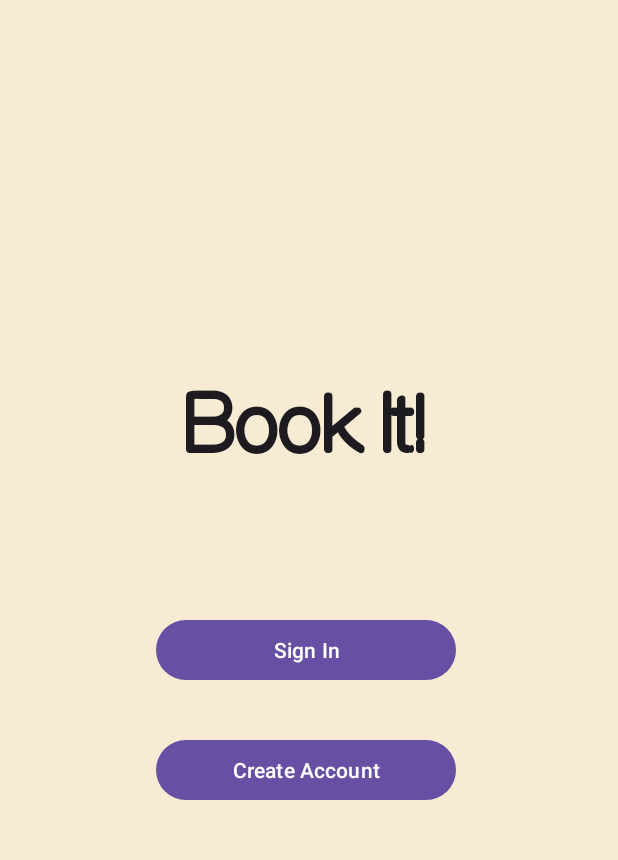
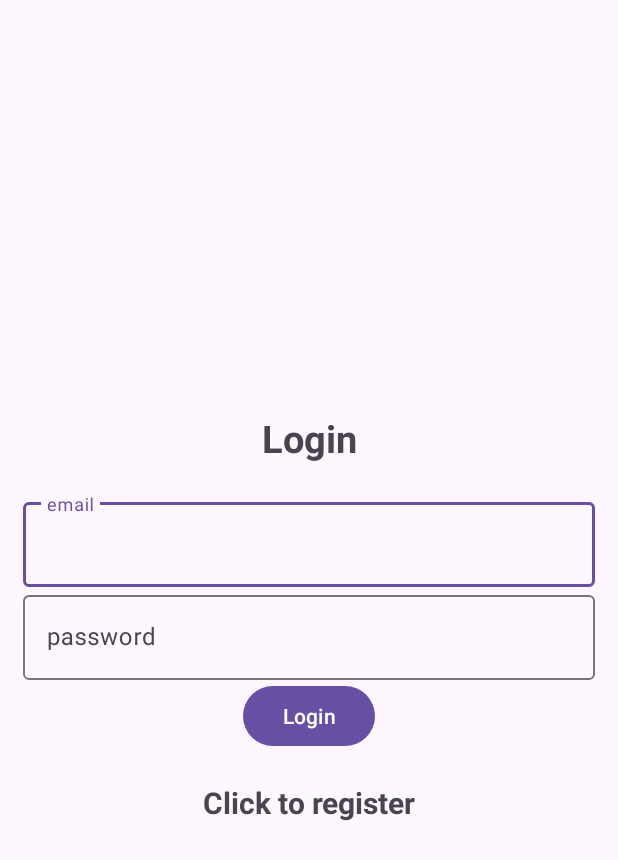
Before and after one commit to sp0603/Book-It, an Android app: the screen it shows after launch (MainActivity before the commit, Login after it), on a phone screen of 412 x 824 dp. Shown: the top 860 px of the screen. Run offline under Robolectric (Android 15) with nearby library versions, the phone set to English and light mode, and no system bars; our stand-ins replace Firebase (no records; nobody signed in at launch, a user with empty details on screens opened directly).

Commit message:
Log In and Sign Up

```diff
--- a/app/build.gradle.kts
+++ b/app/build.gradle.kts
@@ -1,5 +1,6 @@
 plugins {
     id("com.android.application")
+    id("com.google.gms.google-services")
 }
 
 android {
@@ -36,6 +37,7 @@ dependencies {
     implementation("androidx.appcompat:appcompat:1.6.1")
     implementation("com.google.android.material:material:1.8.0")
     implementation("androidx.constraintlayout:constraintlayout:2.1.4")
+    implementation("com.google.firebase:firebase-auth:22.2.0")
     testImplementation("junit:junit:4.13.2")
     androidTestImplementation("androidx.test.ext:junit:1.1.5")
     androidTestImplementation("androidx.test.espresso:espresso-core:3.5.1")
--- /dev/null
+++ b/app/src/main/java/com/example/scheduling/Login.java
@@ -0,0 +1,95 @@
+package com.example.scheduling;
+
+import androidx.annotation.NonNull;
+import androidx.appcompat.app.AppCompatActivity;
+
+import android.content.Intent;
+import android.os.Bundle;
+import android.text.TextUtils;
+import android.view.View;
+import android.widget.Button;
+import android.widget.ProgressBar;
+import android.widget.TextView;
+import android.widget.Toast;
+
+import com.google.android.gms.tasks.OnCompleteListener;
+import com.google.android.gms.tasks.Task;
+import com.google.android.material.textfield.TextInputEditText;
+import com.google.firebase.auth.AuthResult;
+import com.google.firebase.auth.FirebaseAuth;
+import com.google.firebase.auth.FirebaseUser;
+
+public class Login extends AppCompatActivity {
+    TextInputEditText editTextEmail, editTextPassword;
+    Button buttonLogin;
+    FirebaseAuth mAuth;
+    ProgressBar progressBar;
+    TextView textView;
+
+    @Override
+    public void onStart() {
+        super.onStart();
+        FirebaseUser currentUser = mAuth.getCurrentUser();
+        if(currentUser != null){
+            Intent intent = new Intent(getApplicationContext(), MainActivity.class);
+            startActivity(intent);
+            finish();
+        }
+    }
+    @Override
+    protected void onCreate(Bundle savedInstanceState) {
+        super.onCreate(savedInstanceState);
+        setContentView(R.layout.activity_login);
+
+        mAuth = FirebaseAuth.getInstance();
+        editTextEmail = findViewById(R.id.email);
+        editTextPassword = findViewById(R.id.password);
+        buttonLogin = findViewById(R.id.btn_login);
+        progressBar = findViewById(R.id.progressBar);
+        textView = findViewById(R.id.registerNow);
+        textView.setOnClickListener(new View.OnClickListener() {
+            @Override
+            public void onClick(View view){
+                Intent intent = new Intent(getApplicationContext(), Register.class);
+                startActivity(intent);
+                finish();
+            }
+        });
+
+        buttonLogin.setOnClickListener(new View.OnClickListener(){
+            @Override
+            public void onClick(View view){
+                progressBar.setVisibility(View.VISIBLE);
+                String email, password;
+                email = String.valueOf(editTextEmail.getText());
+                password = String.valueOf(editTextPassword.getText());
+
+                if (TextUtils.isEmpty(email)){
+                    Toast.makeText(Login.this, "Enter email", Toast.LENGTH_SHORT).show();
+                }
+
+                if(TextUtils.isEmpty(password)){
+                    Toast.makeText(Login.this, "Enter password", Toast.LENGTH_SHORT).show();
+                    return;
+                }
+
+                mAuth.signInWithEmailAndPassword(email, password)
+                        .addOnCompleteListener(new OnCompleteListener<AuthResult>() {
+                            @Override
+                            public void onComplete(@NonNull Task<AuthResult> task) {
+                                progressBar.setVisibility(View.GONE);
+                                if (task.isSuccessful()) {
+                                    Toast.makeText(getApplicationContext(), "Login Successful", Toast.LENGTH_SHORT).show();
+                                    Intent intent = new Intent(getApplicationContext(), MainActivity.class);
+                                    startActivity(intent);
+                                    finish();
+                                } else {
+                                    Toast.makeText(Login.this, "Authentication failed.",
+                                            Toast.LENGTH_SHORT).show();
+                                }
+                            }
+                        });
+            }
+        });
+    }
+}
--- /dev/null
+++ b/app/src/main/res/layout/activity_login.xml
@@ -0,0 +1,65 @@
+<?xml version="1.0" encoding="utf-8"?>
+<LinearLayout xmlns:android="http://schemas.android.com/apk/res/android"
+    xmlns:app="http://schemas.android.com/apk/res-auto"
+    xmlns:tools="http://schemas.android.com/tools"
+    android:layout_width="match_parent"
+    android:orientation="vertical"
+    android:gravity="center"
+    android:layout_height="match_parent"
+    android:padding="15dp"
+    tools:context=".Login">
+
+    <TextView
+        android:text="@string/login"
+        android:textSize="25sp"
+        android:textStyle="bold"
+        android:gravity="center"
+        android:layout_marginBottom="20dp"
+        android:layout_width="match_parent"
+        android:layout_height="wrap_content" />
+
+    <com.google.android.material.textfield.TextInputLayout
+        android:layout_width="match_parent"
+        android:layout_height="wrap_content">
+
+        <com.google.android.material.textfield.TextInputEditText
+            android:id="@+id/email"
+            android:hint="@string/email"
+            android:layout_width="match_parent"
+            android:layout_height="wrap_content" />
+    </com.google.android.material.textfield.TextInputLayout>
+
+    <com.google.android.material.textfield.TextInputLayout
+        android:layout_width="match_parent"
+        android:layout_height="wrap_content">
+
+        <com.google.android.material.textfield.TextInputEditText
+            android:id="@+id/password"
+            android:hint= "@string/password"
+            android:layout_width="match_parent"
+            android:layout_height="wrap_content" />
+    </com.google.android.material.textfield.TextInputLayout>
+
+    <ProgressBar
+        android:id="@+id/progressBar"
+        android:visibility="gone"
+        android:layout_width="wrap_content"
+        android:layout_height="wrap_content"/>
+
+    <Button
+        android:id="@+id/btn_login"
+        android:text="@string/login"
+        android:layout_width="wrap_content"
+        android:layout_height="wrap_content" />
+
+    <TextView
+        android:textStyle="bold"
+        android:textSize="20sp"
+        android:gravity="center"
+        android:layout_marginTop="20dp"
+        android:id="@+id/registerNow"
+        android:text="@string/click_to_register"
+        android:layout_width="match_parent"
+        android:layout_height="wrap_content"/>
+
+</LinearLayout>
--- a/app/src/main/res/layout/activity_main.xml
+++ b/app/src/main/res/layout/activity_main.xml
@@ -1,65 +1,25 @@
 <?xml version="1.0" encoding="utf-8"?>
-<androidx.constraintlayout.widget.ConstraintLayout xmlns:android="http://schemas.android.com/apk/res/android"
+<LinearLayout xmlns:android="http://schemas.android.com/apk/res/android"
     xmlns:app="http://schemas.android.com/apk/res-auto"
     xmlns:tools="http://schemas.android.com/tools"
     android:id="@+id/book_it_id"
     android:layout_width="match_parent"
+    android:orientation="vertical"
+    android:gravity="center"
     android:layout_height="match_parent"
     tools:context=".MainActivity">
 
-    <ImageView
-        android:id="@+id/imageView2"
+    <TextView
+        android:id="@+id/user_details"
         android:layout_width="wrap_content"
         android:layout_height="wrap_content"
-        android:contentDescription="@string/background2_color"
-        android:scaleX="100"
-        android:scaleY="100"
-        app:layout_constraintStart_toStartOf="parent"
-        app:layout_constraintTop_toTopOf="parent"
-        app:srcCompat="@drawable/background2"
-        tools:ignore="VisualLintBounds" />
-
-    <androidx.constraintlayout.widget.ConstraintLayout
-        android:layout_width="match_parent"
-        android:layout_height="match_parent" />
+        android:text="Hello World!"/>
 
     <Button
-        android:id="@+id/button"
-        android:layout_width="200dp"
-        android:layout_height="48dp"
-        android:layout_marginStart="104dp"
-        android:layout_marginTop="96dp"
-        android:text="@string/sign_in"
-        app:layout_constraintStart_toStartOf="parent"
-        app:layout_constraintTop_toBottomOf="@+id/textView" />
+        android:text="@string/logout"
+        android:id="@+id/logout"
+        android:layout_width="wrap_content"
+        android:layout_height="wrap_content" />
 
-    <Button
-        android:id="@+id/button2"
-        android:layout_width="200dp"
-        android:layout_height="48dp"
-        android:layout_marginStart="104dp"
-        android:layout_marginTop="32dp"
-        android:text="@string/create_account"
-        app:layout_constraintStart_toStartOf="parent"
-        app:layout_constraintTop_toBottomOf="@+id/button" />
 
-    <TextView
-        android:id="@+id/textView"
-        android:layout_width="wrap_content"
-        android:layout_height="wrap_content"
-        android:layout_marginStart="177dp"
-        android:layout_marginTop="250dp"
-        android:layout_marginEnd="187dp"
-        android:layout_marginBottom="208dp"
-        android:fontFamily="@font/aovelsansroundedrddl"
-        android:text="@string/book_it"
-        android:textAppearance="@style/TextAppearance.AppCompat.Body1"
-        android:textSize="56sp"
-        android:textStyle="bold"
-        app:layout_constraintBottom_toTopOf="@+id/button"
-        app:layout_constraintEnd_toEndOf="parent"
-        app:layout_constraintHorizontal_bias="0.479"
-        app:layout_constraintStart_toStartOf="parent"
-        app:layout_constraintTop_toTopOf="parent" />
-
-</androidx.constraintlayout.widget.ConstraintLayout>
+</LinearLayout>
--- a/app/src/main/res/values/strings.xml
+++ b/app/src/main/res/values/strings.xml
@@ -1,11 +1,10 @@
 <resources>
     <string name="app_name">Scheduling</string>
-    <string name="sign_in">Sign In</string>
-    <string name="create_account">Create Account</string>
-    <string name="book_it">Book It!</string>
-    <string name="background_color">background color</string>
-    <string name="background2_color">Background color</string>
-    <string name="log_in">Log In</string>
-    <string name="password">Password</string>
-    <string name="username">Username</string>
+    <string name="login">Login</string>
+    <string name="email">email</string>
+    <string name="password">password</string>
+    <string name="register">Register</string>
+    <string name="click_to_login">Click to login</string>
+    <string name="click_to_register">Click to register</string>
+    <string name="logout">Logout</string>
 </resources>
--- a/build.gradle.kts
+++ b/build.gradle.kts
@@ -1,3 +1,8 @@
+buildscript {
+    dependencies {
+        classpath("com.google.gms:google-services:4.4.0")
+    }
+}
 // Top-level build file where you can add configuration options common to all sub-projects/modules.
 plugins {
     id("com.android.application") version "8.1.2" apply false
```
Also changed, not shown: app/src/main/AndroidManifest.xml (+11 -3 lines), app/src/main/java/com/example/scheduling/LogInActivity.java (deleted, +0 -14 lines), app/src/main/java/com/example/scheduling/MainActivity.java (+35 -1 lines), app/src/main/java/com/example/scheduling/Register.java (added, +99 -0 lines), app/src/main/res/layout/activity_log_in.xml (deleted, +0 -51 lines), app/src/main/res/layout/activity_register.xml (added, +65 -0 lines).
